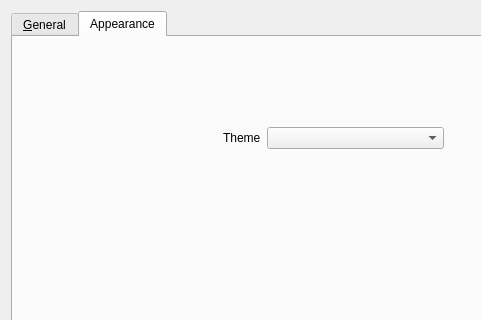
Old version of the form src/appconfigdialog.ui in the repository ty0x2333/TyLauncher; both pictures show x 0 to 481 and y 0 to 320 of the 662 by 414 pixel window.
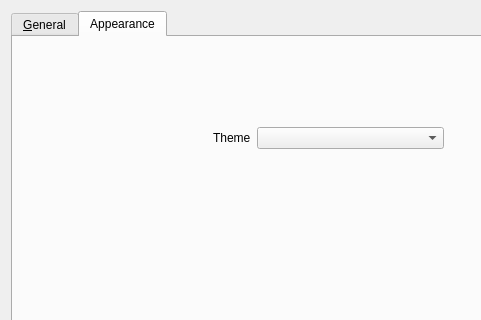
New version of the form. The open tabs and pages were chosen to show the change.

```diff
--- a/src/appconfigdialog.ui
+++ b/src/appconfigdialog.ui
@@ -66,10 +66,10 @@
       <widget class="QWidget" name="layoutWidget">
        <property name="geometry">
         <rect>
-         <x>210</x>
+         <x>200</x>
          <y>90</y>
-         <width>221</width>
-         <height>22</height>
+         <width>231</width>
+         <height>31</height>
         </rect>
        </property>
        <layout class="QFormLayout" name="formLayout_2">
```
